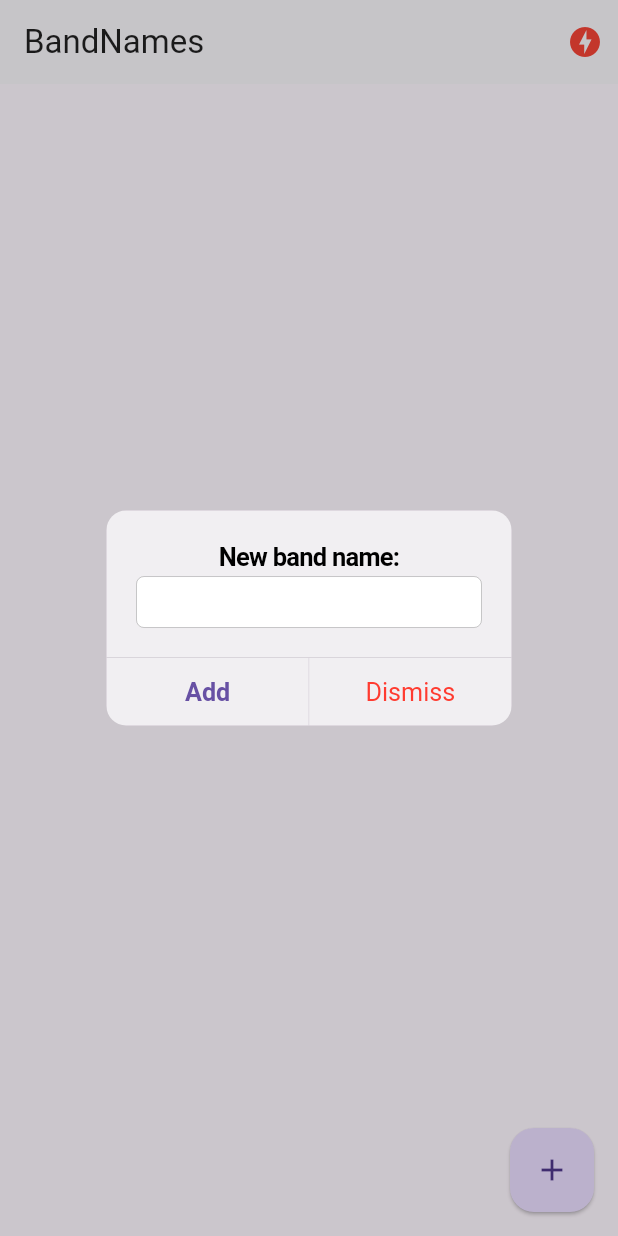
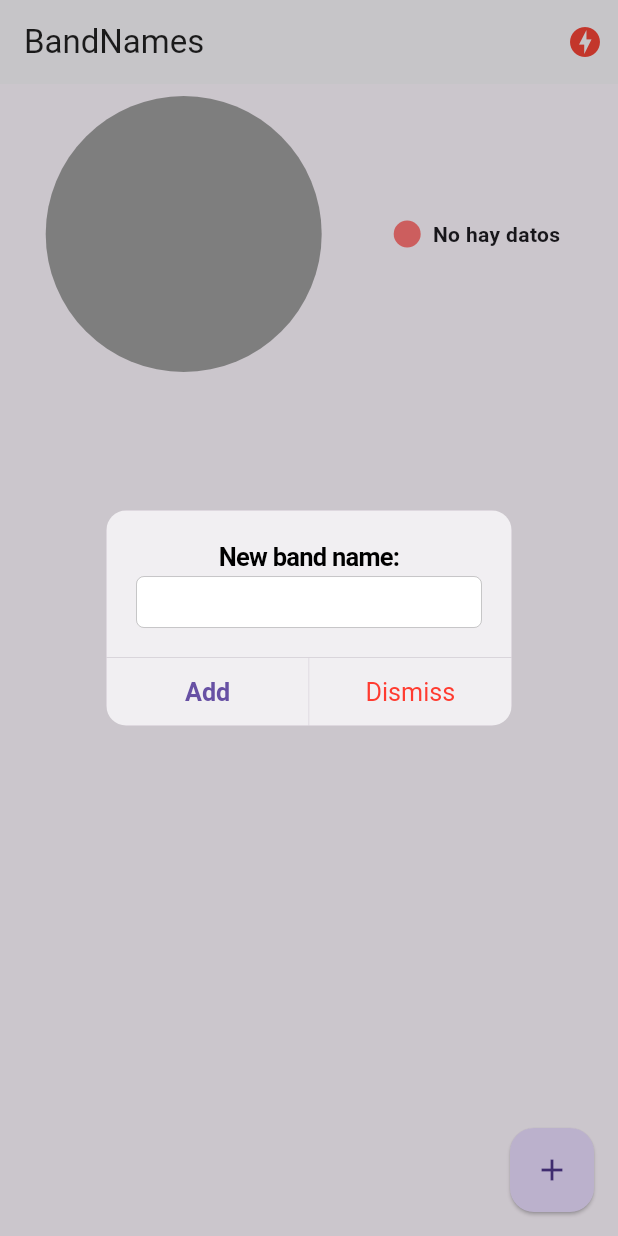
Before and after one commit to jhackhdez/flutter-bandnames-sockets, a Flutter app: the screen it shows after launch, after a tap on the "add" icon, on a phone screen of 412 x 824 dp. Run offline on Flutter 3.47's test engine with Material 3 defaults, Android fonts, the phone set to English and light mode, and no system bars; drawn by our look-alikes of pie_chart; our stand-ins replace socket_io_client; network calls fail.

Commit message:
final version

```diff
--- a/lib/pages/home.dart
+++ b/lib/pages/home.dart
@@ -4,6 +4,7 @@ import 'package:band_names/models/band.dart';
 import 'package:band_names/services/socket_service.dart';
 import 'package:flutter/cupertino.dart';
 import 'package:flutter/material.dart';
+import 'package:pie_chart/pie_chart.dart';
 import 'package:provider/provider.dart';
 
 class HomePage extends StatefulWidget {
@@ -23,17 +24,17 @@ class _HomeScreenState extends State<HomePage> {
     final socketService = Provider.of<SocketService>(context, listen: false);
 
     // para escuchar el evento 'active-bands' desde el server
-    socketService.socket.on(
-        'active-bands',
-        (payload) => {
-              // Se castea 'payload' como una lista para poder acceder al método 'map'
-              bands =
-                  (payload as List).map((band) => Band.fromMap(band)).toList(),
-              // se establece 'setState() para que redibuje widget completo cuando se reciva un 'active-bands'
-              setState(() {}),
-            });
+    socketService.socket.on('active-bands', _handleActiveBands);
 
     super.initState();
+  }
+
+  // Para optimizar el código
+  _handleActiveBands(dynamic payload) {
+    // Se castea 'payload' como una lista para poder acceder al método 'map'
+    bands = (payload as List).map((band) => Band.fromMap(band)).toList();
+    // se establece 'setState() para que redibuje widget completo cuando se reciba un 'active-bands'
+    setState(() {});
   }
 
   // para dejar de escuchar el evento o destruir la pantalla
@@ -61,25 +62,36 @@ class _HomeScreenState extends State<HomePage> {
           )
         ],
       ),
-      body: ListView.builder(
+      body: Column(
+        children: [
+          // Dibuja el gráfico
+          _showGraph(),
+          // Se encierra el ListView.builder dentro de un Widget 'Expanded' para poder indicar
+          // la cantidad de espacio que necesita el ListView
+          Expanded(
+              child: ListView.builder(
                   itemCount: bands.length,
-          itemBuilder: (context, i) => _bandTitle(bands[i])),
+                  itemBuilder: (context, i) => _bandTitle(bands[i]))),
+        ],
+      ),
       floatingActionButton: FloatingActionButton(
           elevation: 1, onPressed: addNewBand, child: const Icon(Icons.add)),
     );
   }
 
   Widget _bandTitle(Band band) {
+    // no se necesita que el Widget se redibuje si algo en el Provider cambia. Por eso se setea "listen: false"
+    final socketService = Provider.of<SocketService>(context, listen: false);
+
     // Dismissible: Esto permite la acción de eliminar la banda moviendo a la derecha
     return Dismissible(
       key: Key(band.id),
       direction: DismissDirection.startToEnd,
       // Para reaccionar cuando culmine la animación de la eliminación
-      onDismissed: (direction) {
-        print('direction: $direction');
-        print('direction: ${band.id}');
-        // TODO: Llamar el borrado en el server
-      },
+      onDismissed: (_) =>
+          // Se emite evento al servidor para eliminar una banda
+          socketService.emit('delete-band', {'id': band.id}),
+
       background: Container(
           padding: const EdgeInsets.only(left: 8.0),
           color: Colors.red,
@@ -98,9 +110,9 @@ class _HomeScreenState extends State<HomePage> {
           '${band.votes}',
           style: const TextStyle(fontSize: 20),
         ),
-        onTap: () {
-          print(band.name);
-        },
+        onTap: () =>
+            // Se emite evento al servidor para incrementar en 1 los votos de la banda seleccionada
+            socketService.socket.emit('vote-band', {'id': band.id}),
       ),
     );
   }
@@ -113,8 +125,7 @@ class _HomeScreenState extends State<HomePage> {
     // Código para que se muestre diálogo con diseño iOS
     return showCupertinoDialog(
         context: context,
-        builder: (_) {
-          return CupertinoAlertDialog(
+        builder: (_) => CupertinoAlertDialog(
               title: const Text('New band name:'),
               content: CupertinoTextField(
                 controller: textController,
@@ -131,8 +142,7 @@ class _HomeScreenState extends State<HomePage> {
                   onPressed: () => Navigator.pop(context),
                 )
               ],
-          );
-        });
+            ));
     // }
     // Para un 'StatefulWidget' el context está de manera global. Es accesible desde todo el código
     // Código para que se muestre diálogo con diseño android
@@ -158,10 +168,29 @@ class _HomeScreenState extends State<HomePage> {
 
   void addBandToList(String name) {
     if (name.length > 1) {
-      bands.add(Band(id: DateTime.now().toString(), name: name, votes: 0));
-      setState(() {});
+      // Podemos agregar
+      // no se necesita que el Widget se redibuje si algo en el Provider cambia. Por eso se setea "listen: false"
+      final socketService = Provider.of<SocketService>(context, listen: false);
+      // Se emite evento al servidor para agregar una nueva banda
+      socketService.emit('add-band', {'name': name});
     }
     // Para cerra el dialogo
     Navigator.pop(context);
   }
+
+  // Mostrar gráfica
+  Widget _showGraph() {
+    Map<String, double> dataMap = {};
+
+    // ignore: avoid_function_literals_in_foreach_calls
+    bands.forEach((band) {
+      dataMap.putIfAbsent(band.name, () => band.votes.toDouble());
+    });
+
+    return SizedBox(
+        width: double.infinity,
+        height: 200,
+        child:
+            PieChart(dataMap: dataMap.isEmpty ? {'No hay datos': 0} : dataMap));
   }
+}
--- a/pubspec.yaml
+++ b/pubspec.yaml
@@ -37,6 +37,7 @@ dependencies:
   cupertino_icons: ^1.0.2
   socket_io_client: ^3.0.0
   provider: ^6.1.2
+  pie_chart: ^5.4.0
 
 dev_dependencies:
   flutter_test:
```
Also changed, not shown: pubspec.lock. Lines whose indentation alone changed are shown as unchanged.
